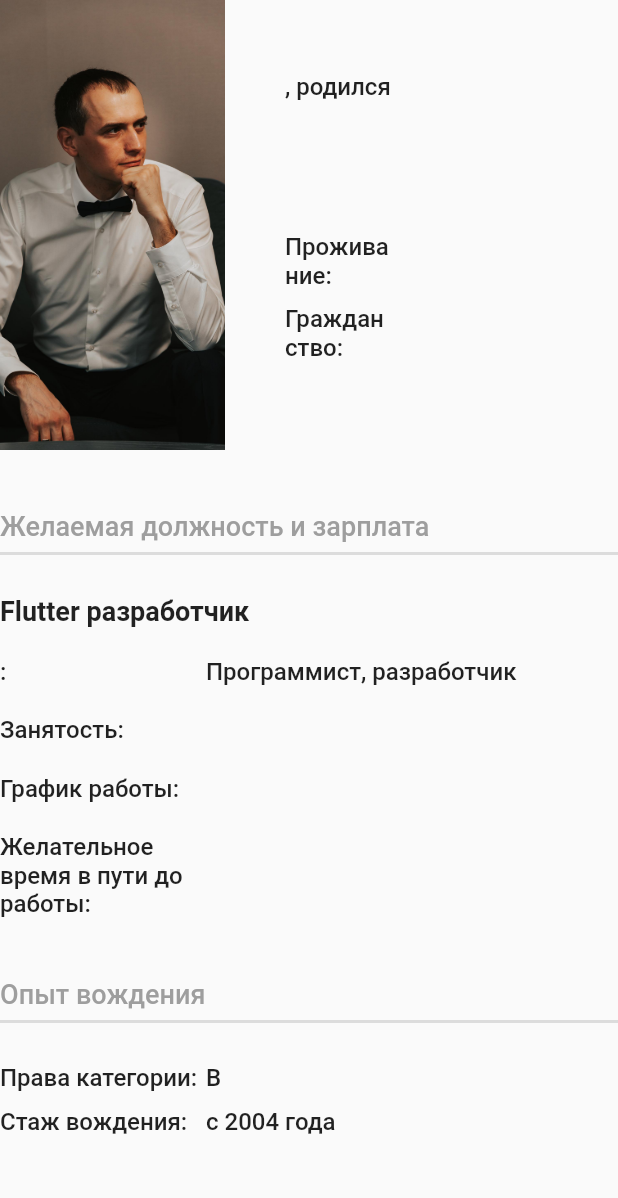
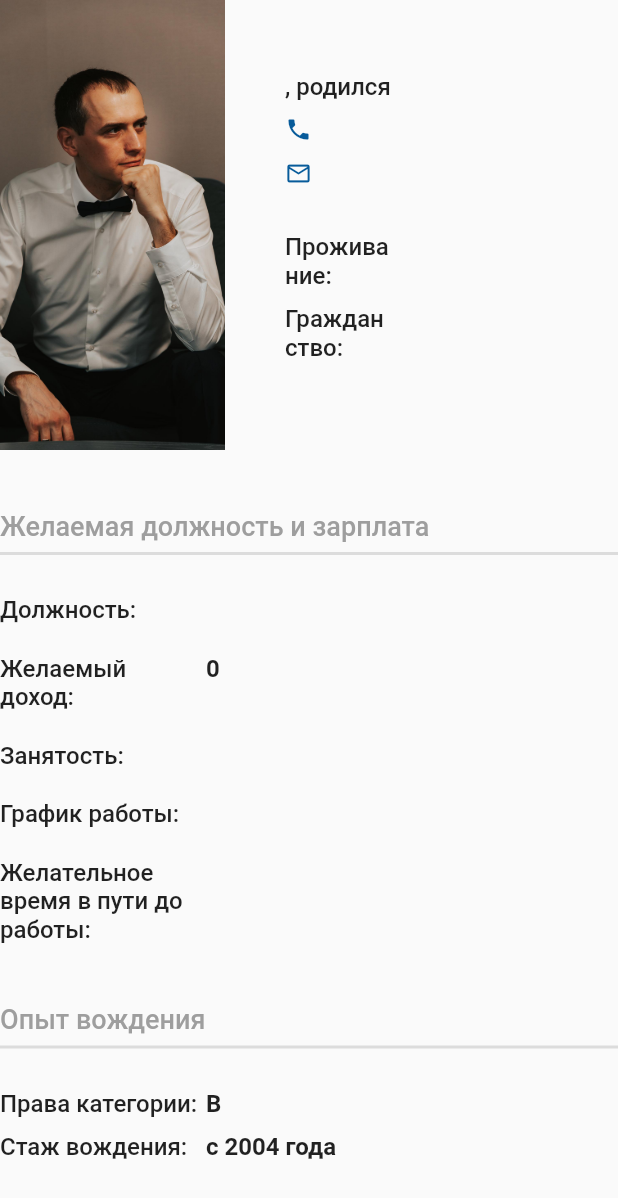
Before and after one commit to Daronec/aronets-portfolio, a Flutter app: the Info widget shown alone on an empty page, opened directly with empty values, on a phone screen of 412 x 824 dp. Shown: the top 1198 px of the screen. Run offline on Flutter 3.47's test engine with Material 2 defaults, Android fonts, the phone set to English and light mode, and no system bars; our stand-ins replace cloud_firestore, firebase_core, firebase_database, firebase_messaging, url_launcher_web; missing offline and left inert: cloud_firestore_web, firebase_core_web, firebase_database_web, firebase_messaging_web; accounts and stored records are empty.

Commit message:
Добавил звонок на телефон и написать письмо

```diff
--- a/lib/data/models/resume_model.dart
+++ b/lib/data/models/resume_model.dart
@@ -14,6 +14,7 @@ class Resume {
   final List<Project>? projectList;
   final List<Work>? workList;
   final List<Education>? educationList;
+  final int? salary;
 
   Resume({
     this.name,
@@ -31,6 +32,7 @@ class Resume {
     this.projectList,
     this.workList,
     this.educationList,
+    this.salary,
   });
 
   factory Resume.fromFirestore(Map<String, dynamic>? data) {
@@ -47,6 +49,7 @@ class Resume {
       specialization: data?['specialization'],
       timeBeforeWork: data?['time_before_work'],
       relocation: data?['relocation'],
+      salary: data?['salary'],
       projectList: data?['projects'] is Iterable
           ? List<Project>.from(
               data!["projects"].map((x) => Project.fromFirestore(x)),
@@ -80,6 +83,7 @@ class Resume {
       if (projectList != null) "projects": projectList,
       if (workList != null) "works": workList,
       if (educationList != null) "educations": educationList,
+      if (salary != null) "salary": salary,
     };
   }
 }
--- a/lib/generated_plugin_registrant.dart
+++ b/lib/generated_plugin_registrant.dart
@@ -10,6 +10,7 @@ import 'package:cloud_firestore_web/cloud_firestore_web.dart';
 import 'package:firebase_core_web/firebase_core_web.dart';
 import 'package:firebase_database_web/firebase_database_web.dart';
 import 'package:firebase_messaging_web/firebase_messaging_web.dart';
+import 'package:url_launcher_web/url_launcher_web.dart';
 
 import 'package:flutter_web_plugins/flutter_web_plugins.dart';
 
@@ -19,5 +20,6 @@ void registerPlugins(Registrar registrar) {
   FirebaseCoreWeb.registerWith(registrar);
   FirebaseDatabaseWeb.registerWith(registrar);
   FirebaseMessagingWeb.registerWith(registrar);
+  UrlLauncherPlugin.registerWith(registrar);
   registrar.registerMessageHandler();
 }
--- a/lib/presentation/resume/screen.dart
+++ b/lib/presentation/resume/screen.dart
@@ -17,6 +17,7 @@ class _ResumeScreenState extends State<ResumeScreen> {
   @override
   Widget build(BuildContext context) {
     return Scaffold(
+      backgroundColor: Colors.white,
       body: FutureBuilder<Resume?>(
           future: Services.getResume(),
           builder: (context, snapshot) {
--- a/lib/presentation/resume/widgets/body.dart
+++ b/lib/presentation/resume/widgets/body.dart
@@ -75,6 +75,9 @@ class _BodyState extends State<Body> {
                           child: Text(
                             menuList[index],
                             style: AppTextStyles.textStyle16w500.copyWith(
+                              decoration: index == indexStack
+                                  ? TextDecoration.underline
+                                  : TextDecoration.none,
                               color: index == indexStack
                                   ? AppColors.primary
                                   : Colors.black,
--- a/lib/presentation/resume/widgets/info.dart
+++ b/lib/presentation/resume/widgets/info.dart
@@ -1,6 +1,7 @@
 import 'package:aronets_portfolio/data/models/resume_model.dart';
 import 'package:aronets_portfolio/source/app_images.dart';
 import 'package:aronets_portfolio/source/functions.dart';
+import 'package:aronets_portfolio/styles/app_colors.dart';
 import 'package:aronets_portfolio/styles/text_styles.dart';
 import 'package:aronets_portfolio/widgets/table_item.dart';
 import 'package:flutter/material.dart';
@@ -55,16 +56,46 @@ class Info extends StatelessWidget {
                     const SizedBox(
                       height: 10,
                     ),
+                    GestureDetector(
+                      onTap: () => phoneCall(resume.phone!),
+                      child: Row(
+                        children: [
+                          const Icon(
+                            Icons.phone,
+                            size: 18,
+                            color: AppColors.primary,
+                          ),
+                          const SizedBox(
+                            width: 10,
+                          ),
                           Text(
                             resume.phone!,
                             style: AppTextStyles.textStyle16w500,
                           ),
+                        ],
+                      ),
+                    ),
                     const SizedBox(
                       height: 10,
+                    ),
+                    GestureDetector(
+                      onTap: () => sendEmail(resume.email!),
+                      child: Row(
+                        children: [
+                          const Icon(
+                            Icons.mail_outline,
+                            size: 18,
+                            color: AppColors.primary,
+                          ),
+                          const SizedBox(
+                            width: 10,
                           ),
                           Text(
                             resume.email!,
                             style: AppTextStyles.textStyle16w500,
+                          ),
+                        ],
+                      ),
                     ),
                     const SizedBox(
                       height: 30,
@@ -107,16 +138,16 @@ class Info extends StatelessWidget {
           const SizedBox(
             height: 20,
           ),
-          const Text(
-            'Flutter разработчик',
-            style: AppTextStyles.textStyle21bold,
+          TableItem(
+            title: 'Должность',
+            value: resume.specialization!,
           ),
           const SizedBox(
             height: 20,
           ),
           TableItem(
-            title: resume.specialization!,
-            value: 'Программист, разработчик',
+            title: 'Желаемый доход',
+            value: resume.salary.toString(),
           ),
           const SizedBox(
             height: 20,
--- a/lib/widgets/table_item.dart
+++ b/lib/widgets/table_item.dart
@@ -27,7 +27,9 @@ class TableItem extends StatelessWidget {
           flex: 2,
           child: Text(
             value,
-            style: AppTextStyles.textStyle16w500,
+            style: AppTextStyles.textStyle16w500.copyWith(
+              fontWeight: FontWeight.w700,
+            ),
           ),
         ),
       ],
--- a/pubspec.yaml
+++ b/pubspec.yaml
@@ -17,6 +17,7 @@ dependencies:
   flutter:
     sdk: flutter
   intl: ^0.17.0
+  url_launcher: ^6.1.5
 
 dev_dependencies:
   flutter_test:
```
Also changed, not shown: lib/source/functions.dart (+18 -0 lines), pubspec.lock, 16 other files. Lines whose indentation alone changed are shown as unchanged.
